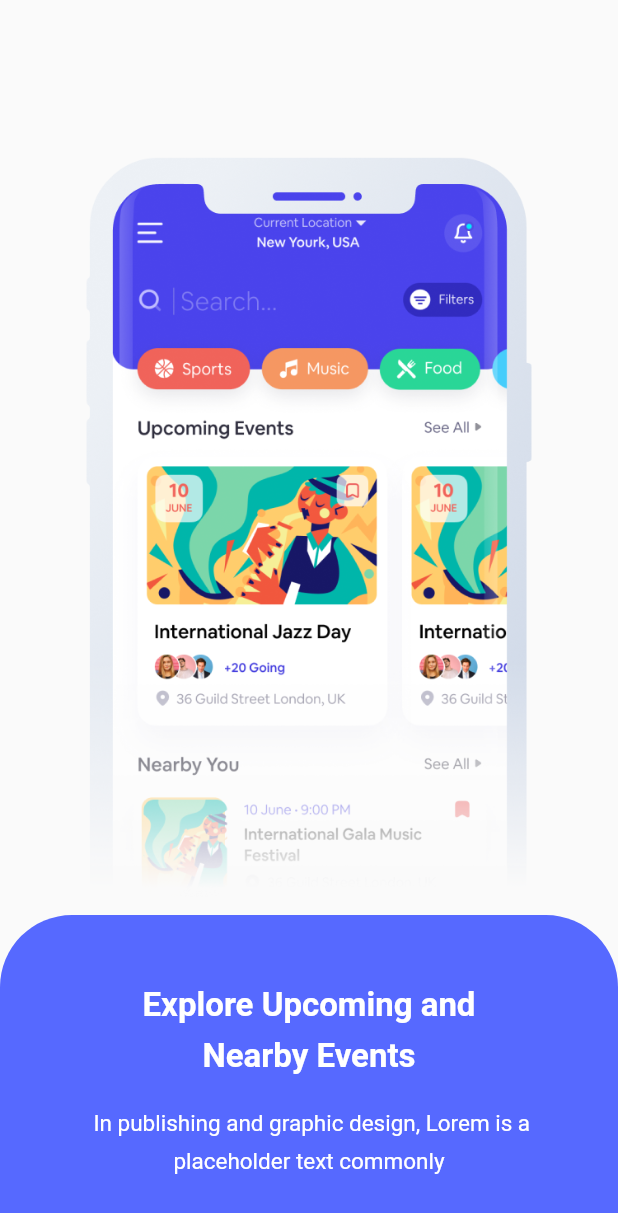
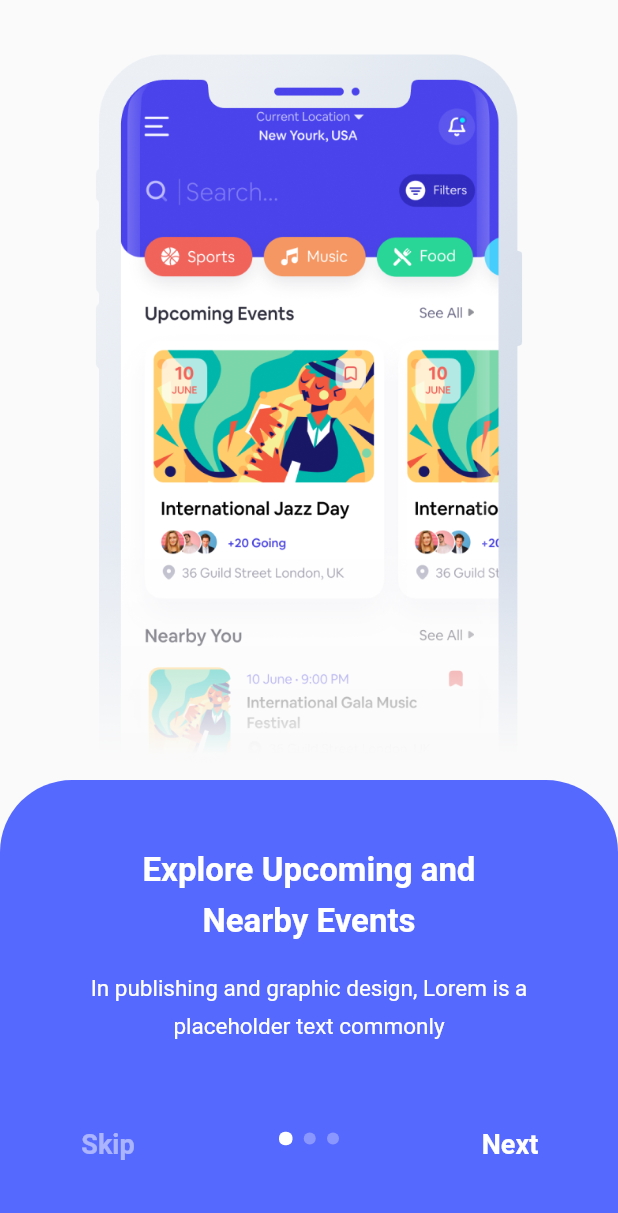
Before and after one commit to ivoguilherme/event-booking, a Flutter app: the screen it shows after launch, on a phone screen of 412 x 824 dp. Shown: the top 1213 px of the screen. Run offline on Flutter 3.47's test engine with Material 2 defaults, Android fonts, the phone set to English and light mode, and no system bars; our stand-ins replace shared_preferences.

Commit message:
Feat: Finish OnBoarding screen

```diff
--- /dev/null
+++ b/lib/common/storage_key.dart
@@ -0,0 +1,3 @@
+class StorageKey {
+  static const hideOnBOarding = 'hideOnBoarding';
+}
--- a/lib/features/onboarding_screen.dart
+++ b/lib/features/onboarding_screen.dart
@@ -1,9 +1,97 @@
+import 'package:event_booking/common/storage_key.dart';
+import 'package:event_booking/features/signup_screen.dart';
+import 'package:event_booking/features/splash_screen.dart';
 import 'package:event_booking/theme/colors.dart';
 import 'package:event_booking/theme/image_source.dart';
 import 'package:flutter/material.dart';
+import 'package:shared_preferences/shared_preferences.dart';
 
-class OnBoardingScreen extends StatelessWidget {
+class OnBoardingItem {
+  final String title;
+  final String description;
+  final AssetImage image;
+
+  OnBoardingItem({
+    required this.title,
+    required this.description,
+    required this.image,
+  });
+}
+
+class OnBoardingScreen extends StatefulWidget {
   const OnBoardingScreen({key}) : super(key: key);
+
+  @override
+  State<OnBoardingScreen> createState() => _OnBoardingScreenState();
+}
+
+class _OnBoardingScreenState extends State<OnBoardingScreen> {
+  int _idx = 0;
+
+  final List<OnBoardingItem> items = [
+    OnBoardingItem(
+      title: 'Explore Upcoming and Nearby Events',
+      description:
+          'In publishing and graphic design, Lorem is a placeholder text commonly',
+      image: const AssetImage(ImageSource.onBoarding1),
+    ),
+    OnBoardingItem(
+      title: 'Web Have Modern Events Calendar Feature',
+      description:
+          'In publishing and graphic design, Lorem is a placeholder text commonly',
+      image: const AssetImage(ImageSource.onBoarding2),
+    ),
+    OnBoardingItem(
+      title: 'To Look Up More Events or Activities Nearby By Map',
+      description:
+          'In publishing and graphic design, Lorem is a placeholder text commonly',
+      image: const AssetImage(ImageSource.onBoarding3),
+    )
+  ];
+
+  Widget dotsList() => Row(
+        mainAxisAlignment: MainAxisAlignment.spaceBetween,
+        crossAxisAlignment: CrossAxisAlignment.center,
+        children: List.generate(
+          3,
+          (index) => Container(
+            width: index == _idx ? 9 : 8,
+            height: index == _idx ? 9 : 8,
+            decoration: BoxDecoration(
+              color: index == _idx
+                  ? const Color(0xFFFFFFFF)
+                  : const Color(0x4FFFFFFF),
+              borderRadius: BorderRadius.circular(4),
+            ),
+          ),
+        ),
+      );
+
+  void backToSplashScreen() {
+    Navigator.push(
+        context, MaterialPageRoute(builder: (_) => const SplashScreen()));
+  }
+
+  Future<void> redirectSignUpScreen() async {
+    final prefs = await SharedPreferences.getInstance();
+    await prefs
+        .setBool(StorageKey.hideOnBOarding, true)
+        .then((value) => Navigator.push(
+            context,
+            MaterialPageRoute<void>(
+              builder: (_) => const SignUpScreen(),
+            )));
+  }
+
+  Future<void> onNextPressed() async {
+    if (_idx < items.length - 1) {
+      return setState(() {
+        _idx += 1;
+      });
+    }
+
+    await redirectSignUpScreen();
+  }
 
   @override
   Widget build(BuildContext context) {
@@ -11,10 +99,11 @@ class OnBoardingScreen extends StatelessWidget {
       child: Column(
         mainAxisAlignment: MainAxisAlignment.end,
         children: [
-          const Padding(
-            padding: EdgeInsets.only(top: 20.0),
-            child: Image(image: AssetImage(ImageSource.onBoarding1)),
-          ),
+          Expanded(
+              child: Padding(
+            padding: const EdgeInsets.only(top: 20.0),
+            child: Image(image: items[_idx].image),
+          )),
           Container(
             decoration: const BoxDecoration(
               borderRadius: BorderRadius.only(
@@ -23,15 +112,15 @@ class OnBoardingScreen extends StatelessWidget {
               color: AppColors.primary,
             ),
             width: MediaQuery.of(context).size.width,
-            child: const Padding(
-              padding: EdgeInsets.all(40.0),
+            child: Padding(
+              padding: const EdgeInsets.all(40.0),
               child: Column(
                 children: [
                   Padding(
-                    padding: EdgeInsets.symmetric(horizontal: 20),
+                    padding: const EdgeInsets.symmetric(horizontal: 20),
                     child: Text(
-                      'Explore Upcoming and Nearby Events',
-                      style: TextStyle(
+                      items[_idx].title,
+                      style: const TextStyle(
                           color: Colors.white,
                           fontSize: 22.0,
                           height: 1.54,
@@ -40,16 +129,48 @@ class OnBoardingScreen extends StatelessWidget {
                     ),
                   ),
                   Padding(
-                    padding: EdgeInsets.only(top: 16),
+                    padding: const EdgeInsets.only(top: 16, bottom: 40),
                     child: Text(
-                      ' In publishing and graphic design, Lorem is a placeholder text commonly',
-                      style: TextStyle(
+                      items[0].description,
+                      style: const TextStyle(
                         color: Colors.white,
                         fontSize: 15.0,
                         height: 1.66,
                       ),
                       textAlign: TextAlign.center,
                     ),
+                  ),
+                  Row(
+                    mainAxisAlignment: MainAxisAlignment.spaceBetween,
+                    crossAxisAlignment: CrossAxisAlignment.center,
+                    children: [
+                      TextButton(
+                        onPressed: redirectSignUpScreen,
+                        child: const Text(
+                          'Skip',
+                          style: TextStyle(
+                              color: Color(0x7FFFFFFF),
+                              fontSize: 18,
+                              height: 1.88,
+                              fontWeight: FontWeight.bold),
+                        ),
+                      ),
+                      SizedBox(
+                        width: 40,
+                        child: dotsList(),
+                      ),
+                      TextButton(
+                        onPressed: onNextPressed,
+                        child: const Text(
+                          'Next',
+                          style: TextStyle(
+                              color: Color(0xFFFFFFFF),
+                              fontSize: 18,
+                              height: 1.88,
+                              fontWeight: FontWeight.bold),
+                        ),
+                      )
+                    ],
                   )
                 ],
               ),
--- /dev/null
+++ b/lib/features/signup_screen.dart
@@ -0,0 +1,12 @@
+import 'package:flutter/material.dart';
+
+class SignUpScreen extends StatelessWidget {
+  const SignUpScreen({key}) : super(key: key);
+
+  @override
+  Widget build(BuildContext context) {
+    return const Material(
+      child: Text('SignUp Screen'),
+    );
+  }
+}
--- a/lib/features/splash_screen.dart
+++ b/lib/features/splash_screen.dart
@@ -1,25 +1,34 @@
 import 'dart:async';
 
+import 'package:event_booking/common/storage_key.dart';
 import 'package:event_booking/features/onboarding_screen.dart';
+import 'package:event_booking/features/signup_screen.dart';
 import 'package:event_booking/theme/image_source.dart';
 import 'package:flutter/material.dart';
+import 'package:shared_preferences/shared_preferences.dart';
 
-class SplashScreen extends StatelessWidget {
-  const SplashScreen({
-    super.key,
-  });
+class SplashScreen extends StatefulWidget {
+  const SplashScreen({key}) : super(key: key);
+
+  @override
+  State<SplashScreen> createState() => _SplashScreenState();
+}
+
+class _SplashScreenState extends State<SplashScreen> {
+  Future<bool> getShowOnBoardingScreen() async {
+    await Future.delayed(const Duration(seconds: 5));
+
+    final prefs = await SharedPreferences.getInstance();
+    // prefs.clear();
+    return prefs.getBool(StorageKey.hideOnBOarding) ?? false;
+  }
 
   @override
   Widget build(BuildContext context) {
-    if (context.mounted) {
-      Timer(
-          const Duration(seconds: 5),
-          () => Navigator.push(
-              context,
-              MaterialPageRoute(
-                  builder: (context) => const OnBoardingScreen())));
-    }
-
+    return FutureBuilder(
+        future: getShowOnBoardingScreen(),
+        builder: (context, snapshot) {
+          if (!snapshot.hasData) {
             return const Scaffold(
               body: Center(
                 child: Image(
@@ -29,4 +38,12 @@ class SplashScreen extends StatelessWidget {
               ),
             );
           }
+
+          if (snapshot.data == true) {
+            return const SignUpScreen();
           }
+
+          return const OnBoardingScreen();
+        });
+  }
+}
--- a/lib/theme/image_source.dart
+++ b/lib/theme/image_source.dart
@@ -1,4 +1,6 @@
 class ImageSource {
   static const String splashScreen = 'assets/images/logo.png';
   static const String onBoarding1 = 'assets/images/onBoarding1.png';
+  static const String onBoarding2 = 'assets/images/onBoarding2.png';
+  static const String onBoarding3 = 'assets/images/onBoarding3.png';
 }
--- a/pubspec.yaml
+++ b/pubspec.yaml
@@ -35,6 +35,7 @@ dependencies:
   # The following adds the Cupertino Icons font to your application.
   # Use with the CupertinoIcons class for iOS style icons.
   cupertino_icons: ^1.0.2
+  shared_preferences: ^2.2.0
 
 dev_dependencies:
   flutter_test:
@@ -62,6 +63,8 @@ flutter:
   assets:
     - assets/images/logo.png
     - assets/images/onBoarding1.png
+    - assets/images/onBoarding2.png
+    - assets/images/onBoarding3.png
 
   # An image asset can refer to one or more resolution-specific "variants", see
   # https://flutter.dev/assets-and-images/#resolution-aware
```
Also changed, not shown: assets/images/onBoarding2.png (added), assets/images/onBoarding3.png (added), pubspec.lock. Lines whose indentation alone changed are shown as unchanged.
